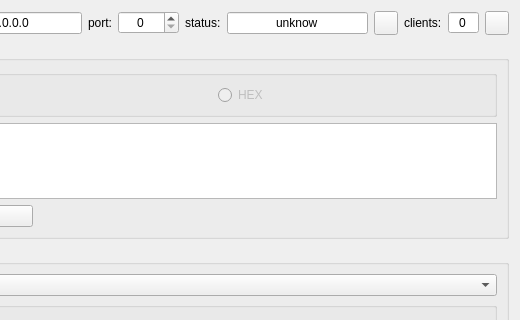
This is server.ui in verbkinm/Tcp_Udp_servers_and_clients as Qt 5 draws it before an edit; both pictures show x 90 to 610 and y 0 to 320 of the 610 by 482 pixel window. The edited form follows.
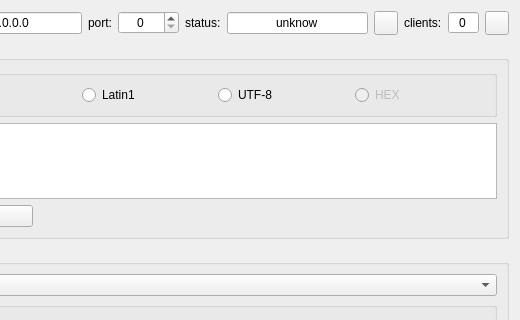
This is the edited form. Icons and pictures are not drawn.

What changed in the file:
```diff
--- a/server.ui
+++ b/server.ui
@@ -134,6 +134,32 @@
            </property>
           </widget>
          </item>
+         <item>
+          <widget class="QRadioButton" name="radioButton_latin1_receive">
+           <property name="enabled">
+            <bool>true</bool>
+           </property>
+           <property name="text">
+            <string>Latin1</string>
+           </property>
+           <property name="checked">
+            <bool>false</bool>
+           </property>
+          </widget>
+         </item>
+         <item>
+          <widget class="QRadioButton" name="radioButton_UTF8_receive">
+           <property name="enabled">
+            <bool>true</bool>
+           </property>
+           <property name="text">
+            <string>UTF-8</string>
+           </property>
+           <property name="checked">
+            <bool>false</bool>
+           </property>
+          </widget>
+         </item>
          <item>
           <widget class="QRadioButton" name="radioButton_hex_receive">
            <property name="enabled">
```
